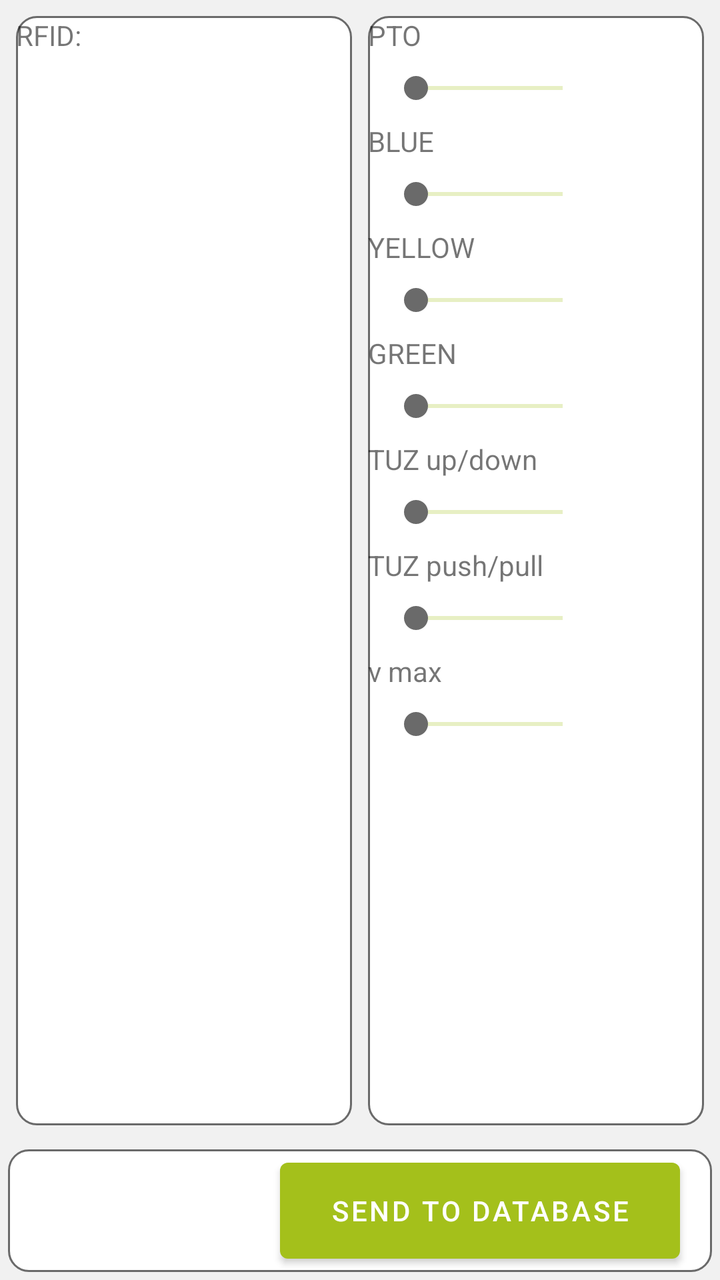
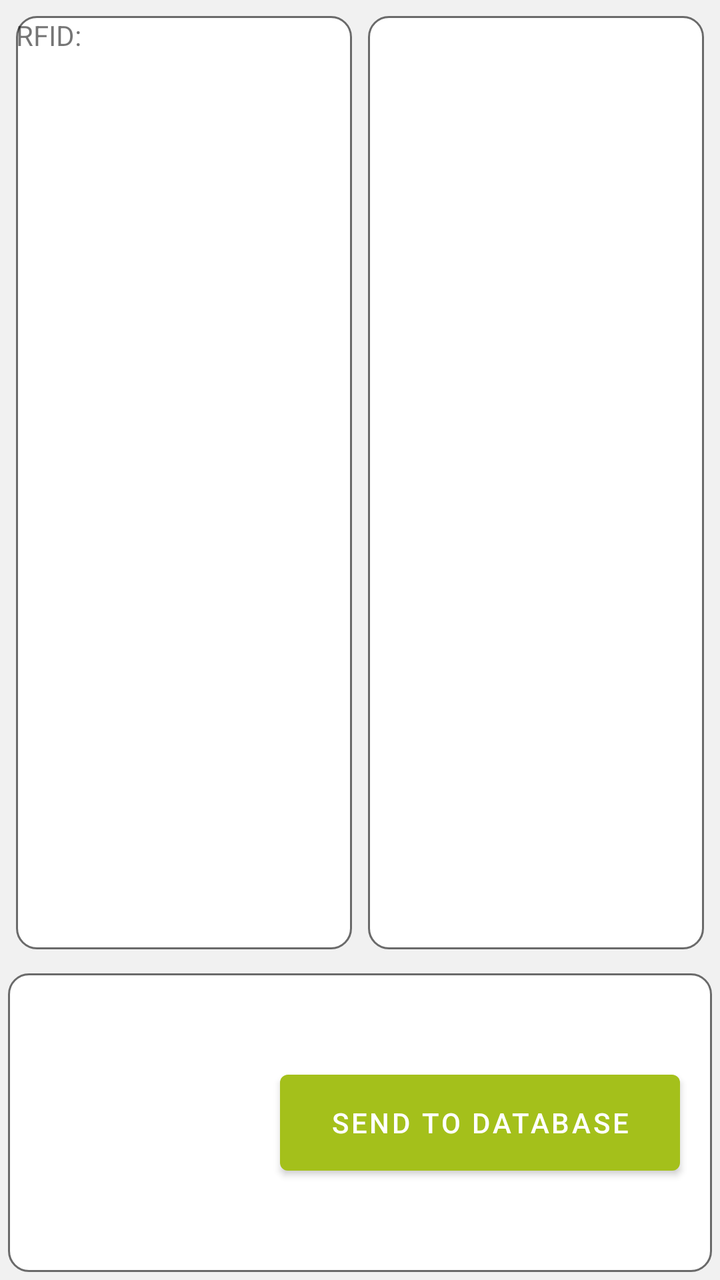

An Android layout rendered at two revisions. The XML below is the earlier revision; the diff shows what the commit changed to produce the second picture.
<!-- AndroidManifest.xml: application theme AppTheme -->
<!-- res/layout/fragment_tool_management_params.xml -->
<?xml version="1.0" encoding="utf-8"?>
<layout xmlns:android="http://schemas.android.com/apk/res/android"
    xmlns:app="http://schemas.android.com/apk/res-auto"
    xmlns:tools="http://schemas.android.com/tools">

    <data>

        <variable
            name="viewModel"
            type="eu.agribot.agribotapp.ui.fragment.toolmanagement.toolparams.ToolParamsViewModel" />
    </data>

    <LinearLayout
        android:layout_width="match_parent"
        android:layout_height="match_parent"
        android:background="@color/background_gray"
        android:orientation="vertical">


        <LinearLayout
                android:layout_width="match_parent"
                android:layout_height="wrap_content"
                android:layout_weight="3"
                android:layout_margin="@dimen/margin_small"
                android:background="@color/background_gray"
                android:orientation="horizontal"
                android:gravity="center">

            <LinearLayout
                android:layout_width="0dp"
                android:layout_height="match_parent"
                android:layout_margin="@dimen/margin_small"
                android:layout_weight="1"
                android:background="@drawable/rounded_corner_layout"
                android:orientation="vertical">

                <TextView
                    android:layout_width="match_parent"
                    android:layout_height="match_parent"
                    android:text="RFID: "/>

            </LinearLayout>

            <LinearLayout
                android:layout_width="0dp"
                android:layout_height="match_parent"
                android:layout_margin="@dimen/margin_small"
                android:layout_weight="1"
                android:background="@drawable/rounded_corner_layout"
                android:orientation="vertical">

                <LinearLayout
                    android:layout_width="match_parent"
                    android:layout_height="wrap_content"
                    android:orientation="horizontal">

                    <LinearLayout
                        android:layout_width="0dp"
                        android:layout_height="wrap_content"
                        android:layout_weight="4"
                        android:orientation="vertical">

                        <TextView
                            android:layout_width="wrap_content"
                            android:layout_height="wrap_content"
                            android:text="PTO"
                            android:textSize="@dimen/text_size_medium" />

                        <SeekBar
                            android:id="@+id/seek_pto"
                            android:layout_width="match_parent"
                            android:layout_height="wrap_content"
                            android:progressBackgroundTint="@color/base_green"
                            android:layout_margin="@dimen/margin_medium"
                            android:progress="@{viewModel.ptoValue}"
                            />
                    </LinearLayout>


                    <TextView
                        android:layout_width="0dp"
                        android:layout_height="wrap_content"
                        android:layout_margin="@dimen/margin_medium"
                        android:layout_weight="1"
                        android:textStyle="bold" />

                </LinearLayout>

                <LinearLayout
                    android:layout_width="match_parent"
                    android:layout_height="wrap_content"
                    android:orientation="horizontal">

                    <LinearLayout
                        android:layout_width="0dp"
                        android:layout_height="wrap_content"
                        android:layout_weight="4"
                        android:orientation="vertical">

                        <TextView
                            android:layout_width="wrap_content"
                            android:layout_height="wrap_content"
                            android:text="BLUE"
                            android:textSize="@dimen/text_size_medium" />

                        <SeekBar
                            android:layout_width="match_parent"
                            android:layout_height="wrap_content"
                            android:progressBackgroundTint="@color/base_green"
                            android:layout_margin="@dimen/margin_medium" />
                    </LinearLayout>


                    <TextView
                        android:layout_width="0dp"
                        android:layout_height="wrap_content"
                        android:layout_margin="@dimen/margin_medium"
                        android:layout_weight="1"
                        android:textStyle="bold" />

                </LinearLayout>

                <LinearLayout
                    android:layout_width="match_parent"
                    android:layout_height="wrap_content"
                    android:orientation="horizontal">

                    <LinearLayout
                        android:layout_width="0dp"
                        android:layout_height="wrap_content"
                        android:layout_weight="4"
                        android:orientation="vertical">

                        <TextView
                            android:layout_width="wrap_content"
                            android:layout_height="wrap_content"
                            android:text="YELLOW"
                            android:textSize="@dimen/text_size_medium" />

                        <SeekBar
                            android:layout_width="match_parent"
                            android:layout_height="wrap_content"
                            android:progressBackgroundTint="@color/base_green"
                            android:layout_margin="@dimen/margin_medium" />
                    </LinearLayout>


                    <TextView
                        android:layout_width="0dp"
                        android:layout_height="wrap_content"
                        android:layout_margin="@dimen/margin_medium"
                        android:layout_weight="1"
                        android:textStyle="bold" />


                </LinearLayout>

                <LinearLayout
                    android:layout_width="match_parent"
                    android:layout_height="wrap_content"
                    android:orientation="horizontal">

                    <LinearLayout
                        android:layout_width="0dp"
                        android:layout_height="wrap_content"
                        android:layout_weight="4"
                        android:orientation="vertical">

                        <TextView
                            android:layout_width="wrap_content"
                            android:layout_height="wrap_content"
                            android:text="GREEN"
                            android:textSize="@dimen/text_size_medium" />

                        <SeekBar
                            android:layout_width="match_parent"
                            android:layout_height="wrap_content"
                            android:progressBackgroundTint="@color/base_green"
                            android:layout_margin="@dimen/margin_medium" />
                    </LinearLayout>


                    <TextView
                        android:layout_width="0dp"
                        android:layout_height="wrap_content"
                        android:layout_margin="@dimen/margin_medium"
                        android:layout_weight="1"
                        android:textStyle="bold" />
                </LinearLayout>

                <LinearLayout
                    android:layout_width="match_parent"
                    android:layout_height="wrap_content"
                    android:orientation="horizontal">

                    <LinearLayout
                        android:layout_width="0dp"
                        android:layout_height="wrap_content"
                        android:layout_weight="4"
                        android:orientation="vertical">

                        <TextView
                            android:layout_width="wrap_content"
                            android:layout_height="wrap_content"
                            android:text="TUZ up/down"
                            android:textSize="@dimen/text_size_medium" />

                        <SeekBar
                            android:layout_width="match_parent"
                            android:layout_height="wrap_content"
                            android:progressBackgroundTint="@color/base_green"
                            android:layout_margin="@dimen/margin_medium" />
                    </LinearLayout>


                    <TextView
                        android:layout_width="0dp"
                        android:layout_height="wrap_content"
                        android:layout_margin="@dimen/margin_medium"
                        android:layout_weight="1"
                        android:textStyle="bold" />


                </LinearLayout>

                <LinearLayout
                    android:layout_width="match_parent"
                    android:layout_height="wrap_content"
                    android:orientation="horizontal">

                    <LinearLayout
                        android:layout_width="0dp"
                        android:layout_height="wrap_content"
                        android:layout_weight="4"
                        android:orientation="vertical">

                        <TextView
                            android:layout_width="wrap_content"
                            android:layout_height="wrap_content"
                            android:text="TUZ push/pull"
                            android:textSize="@dimen/text_size_medium" />

                        <SeekBar
                            android:layout_width="match_parent"
                            android:layout_height="wrap_content"
                            android:progressBackgroundTint="@color/base_green"
                            android:layout_margin="@dimen/margin_medium" />
                    </LinearLayout>


                    <TextView
                        android:layout_width="0dp"
                        android:layout_height="wrap_content"
                        android:layout_margin="@dimen/margin_medium"
                        android:layout_weight="1"
                        android:textStyle="bold" />


                </LinearLayout>

                <LinearLayout
                    android:layout_width="match_parent"
                    android:layout_height="wrap_content"
                    android:orientation="horizontal">

                    <LinearLayout
                        android:layout_width="0dp"
                        android:layout_height="wrap_content"
                        android:layout_weight="4"
                        android:orientation="vertical">

                        <TextView
                            android:layout_width="wrap_content"
                            android:layout_height="wrap_content"
                            android:text="v max"
                            android:textSize="@dimen/text_size_medium" />

                        <SeekBar
                            android:layout_width="match_parent"
                            android:layout_height="wrap_content"
                            android:progressBackgroundTint="@color/base_green"
                            android:layout_margin="@dimen/margin_medium" />
                    </LinearLayout>


                    <TextView
                        android:layout_width="0dp"
                        android:layout_height="wrap_content"
                        android:layout_margin="@dimen/margin_medium"
                        android:layout_weight="1"
                        android:textStyle="bold" />


                </LinearLayout>


            </LinearLayout>

        </LinearLayout>



        <androidx.constraintlayout.widget.ConstraintLayout
            android:layout_width="match_parent"
            android:layout_height="0dp"
            android:layout_margin="@dimen/margin_small"
            android:layout_weight="1"
            android:background="@drawable/rounded_corner_layout"
            android:gravity="end"
            android:orientation="horizontal">


            <com.google.android.material.button.MaterialButton
                android:id="@+id/right_button"
                android:layout_width="200dp"
                android:layout_height="60dp"
                android:layout_marginEnd="@dimen/margin_large"
                android:text="@string/send_to_database"
                android:onClick="@{()-> viewModel.sendToolData()}"
                app:layout_constraintBottom_toBottomOf="parent"
                app:layout_constraintEnd_toEndOf="parent"
                app:layout_constraintTop_toTopOf="parent" />

        </androidx.constraintlayout.widget.ConstraintLayout>


    </LinearLayout>

</layout>
<!-- resources referenced by this layout -->
<resources>
  <color name="background_gray">#f1f1f1</color>
  <color name="base_green">#a4c01b</color>
  <dimen name="margin_large">16dp</dimen>
  <dimen name="margin_medium">8dp</dimen>
  <dimen name="margin_small">4dp</dimen>
  <dimen name="text_size_medium">14sp</dimen>
  <!-- drawable rounded_corner_layout (drawable) -->
  <?xml version="1.0" encoding="utf-8"?>
  <shape xmlns:android="http://schemas.android.com/apk/res/android">
  
      <solid android:color="@android:color/white"/>
      <corners android:radius="10dp"/>
      <stroke
          android:width="1dp"
          android:color="@color/gray" />
  
  </shape>
  <string name="send_to_database">Send to Database</string>
  <style name="AppTheme" parent="Theme.MaterialComponents.Light.DarkActionBar">
          
          <item name="colorPrimary">@color/colorPrimary</item>
          <item name="colorPrimaryDark">@color/colorPrimaryDark</item>
          <item name="colorAccent">@color/colorAccent</item>
      </style>
  <color name="gray">#6A6A6A</color>
  <color name="colorPrimary">@color/base_green</color>
  <color name="colorPrimaryDark">@color/base_green_darker</color>
  <color name="colorAccent">@color/gray</color>
  <color name="base_green_darker">#839915</color>
</resources>

<!-- the commit's change to res/layout/fragment_tool_management_params.xml (unified diff, before → after) -->
@@ -49,250 +49,12 @@
                 android:background="@drawable/rounded_corner_layout"
                 android:orientation="vertical">
 
-                <LinearLayout
+                <androidx.recyclerview.widget.RecyclerView
+                    android:id="@+id/params_recycler"
                     android:layout_width="match_parent"
-                    android:layout_height="wrap_content"
-                    android:orientation="horizontal">
-
-                    <LinearLayout
-                        android:layout_width="0dp"
-                        android:layout_height="wrap_content"
-                        android:layout_weight="4"
-                        android:orientation="vertical">
-
-                        <TextView
-                            android:layout_width="wrap_content"
-                            android:layout_height="wrap_content"
-                            android:text="PTO"
-                            android:textSize="@dimen/text_size_medium" />
-
-                        <SeekBar
-                            android:id="@+id/seek_pto"
-                            android:layout_width="match_parent"
-                            android:layout_height="wrap_content"
-                            android:progressBackgroundTint="@color/base_green"
-                            android:layout_margin="@dimen/margin_medium"
-                            android:progress="@{viewModel.ptoValue}"
-                            />
-                    </LinearLayout>
-
-
-                    <TextView
-                        android:layout_width="0dp"
-                        android:layout_height="wrap_content"
-                        android:layout_margin="@dimen/margin_medium"
-                        android:layout_weight="1"
-                        android:textStyle="bold" />
-
-                </LinearLayout>
-
-                <LinearLayout
-                    android:layout_width="match_parent"
-                    android:layout_height="wrap_content"
-                    android:orientation="horizontal">
-
-                    <LinearLayout
-                        android:layout_width="0dp"
-                        android:layout_height="wrap_content"
-                        android:layout_weight="4"
-                        android:orientation="vertical">
-
-                        <TextView
-                            android:layout_width="wrap_content"
-                            android:layout_height="wrap_content"
-                            android:text="BLUE"
-                            android:textSize="@dimen/text_size_medium" />
-
-                        <SeekBar
-                            android:layout_width="match_parent"
-                            android:layout_height="wrap_content"
-                            android:progressBackgroundTint="@color/base_green"
-                            android:layout_margin="@dimen/margin_medium" />
-                    </LinearLayout>
-
-
-                    <TextView
-                        android:layout_width="0dp"
-                        android:layout_height="wrap_content"
-                        android:layout_margin="@dimen/margin_medium"
-                        android:layout_weight="1"
-                        android:textStyle="bold" />
-
-                </LinearLayout>
-
-                <LinearLayout
-                    android:layout_width="match_parent"
-                    android:layout_height="wrap_content"
-                    android:orientation="horizontal">
-
-                    <LinearLayout
-                        android:layout_width="0dp"
-                        android:layout_height="wrap_content"
-                        android:layout_weight="4"
-                        android:orientation="vertical">
-
-                        <TextView
-                            android:layout_width="wrap_content"
-                            android:layout_height="wrap_content"
-                            android:text="YELLOW"
-                            android:textSize="@dimen/text_size_medium" />
-
-                        <SeekBar
-                            android:layout_width="match_parent"
-                            android:layout_height="wrap_content"
-                            android:progressBackgroundTint="@color/base_green"
-                            android:layout_margin="@dimen/margin_medium" />
-                    </LinearLayout>
-
-
-                    <TextView
-                        android:layout_width="0dp"
-                        android:layout_height="wrap_content"
-                        android:layout_margin="@dimen/margin_medium"
-                        android:layout_weight="1"
-                        android:textStyle="bold" />
-
-
-                </LinearLayout>
-
-                <LinearLayout
-                    android:layout_width="match_parent"
-                    android:layout_height="wrap_content"
-                    android:orientation="horizontal">
-
-                    <LinearLayout
-                        android:layout_width="0dp"
-                        android:layout_height="wrap_content"
-                        android:layout_weight="4"
-                        android:orientation="vertical">
-
-                        <TextView
-                            android:layout_width="wrap_content"
-                            android:layout_height="wrap_content"
-                            android:text="GREEN"
-                            android:textSize="@dimen/text_size_medium" />
-
-                        <SeekBar
-                            android:layout_width="match_parent"
-                            android:layout_height="wrap_content"
-                            android:progressBackgroundTint="@color/base_green"
-                            android:layout_margin="@dimen/margin_medium" />
-                    </LinearLayout>
-
-
-                    <TextView
-                        android:layout_width="0dp"
-                        android:layout_height="wrap_content"
-                        android:layout_margin="@dimen/margin_medium"
-                        android:layout_weight="1"
-                        android:textStyle="bold" />
-                </LinearLayout>
-
-                <LinearLayout
-                    android:layout_width="match_parent"
-                    android:layout_height="wrap_content"
-                    android:orientation="horizontal">
-
-                    <LinearLayout
-                        android:layout_width="0dp"
-                        android:layout_height="wrap_content"
-                        android:layout_weight="4"
-                        android:orientation="vertical">
-
-                        <TextView
-                            android:layout_width="wrap_content"
-                            android:layout_height="wrap_content"
-                            android:text="TUZ up/down"
-                            android:textSize="@dimen/text_size_medium" />
-
-                        <SeekBar
-                            android:layout_width="match_parent"
-                            android:layout_height="wrap_content"
-                            android:progressBackgroundTint="@color/base_green"
-                            android:layout_margin="@dimen/margin_medium" />
-                    </LinearLayout>
-
-
-                    <TextView
-                        android:layout_width="0dp"
-                        android:layout_height="wrap_content"
-                        android:layout_margin="@dimen/margin_medium"
-                        android:layout_weight="1"
-                        android:textStyle="bold" />
-
-
-                </LinearLayout>
-
-                <LinearLayout
-                    android:layout_width="match_parent"
-                    android:layout_height="wrap_content"
-                    android:orientation="horizontal">
-
-                    <LinearLayout
-                        android:layout_width="0dp"
-                        android:layout_height="wrap_content"
-                        android:layout_weight="4"
-                        android:orientation="vertical">
-
-                        <TextView
-                            android:layout_width="wrap_content"
-                            android:layout_height="wrap_content"
-                            android:text="TUZ push/pull"
-                            android:textSize="@dimen/text_size_medium" />
-
-                        <SeekBar
-                            android:layout_width="match_parent"
-                            android:layout_height="wrap_content"
-                            android:progressBackgroundTint="@color/base_green"
-                            android:layout_margin="@dimen/margin_medium" />
-                    </LinearLayout>
-
-
-                    <TextView
-                        android:layout_width="0dp"
-                        android:layout_height="wrap_content"
-                        android:layout_margin="@dimen/margin_medium"
-                        android:layout_weight="1"
-                        android:textStyle="bold" />
-
-
-                </LinearLayout>
-
-                <LinearLayout
-                    android:layout_width="match_parent"
-                    android:layout_height="wrap_content"
-                    android:orientation="horizontal">
-
-                    <LinearLayout
-                        android:layout_width="0dp"
-                        android:layout_height="wrap_content"
-                        android:layout_weight="4"
-                        android:orientation="vertical">
-
-                        <TextView
-                            android:layout_width="wrap_content"
-                            android:layout_height="wrap_content"
-                            android:text="v max"
-                            android:textSize="@dimen/text_size_medium" />
-
-                        <SeekBar
-                            android:layout_width="match_parent"
-                            android:layout_height="wrap_content"
-                            android:progressBackgroundTint="@color/base_green"
-                            android:layout_margin="@dimen/margin_medium" />
-                    </LinearLayout>
-
-
-                    <TextView
-                        android:layout_width="0dp"
-                        android:layout_height="wrap_content"
-                        android:layout_margin="@dimen/margin_medium"
-                        android:layout_weight="1"
-                        android:textStyle="bold" />
-
-
-                </LinearLayout>
-
+                    android:layout_height="0dp"
+                    android:layout_margin="@dimen/margin_medium"
+                    android:layout_weight="1"/>
 
             </LinearLayout>
 
<!-- resource entries referenced after the edit -->
@@ -5,7 +5,6 @@
   <dimen name="margin_large">16dp</dimen>
   <dimen name="margin_medium">8dp</dimen>
   <dimen name="margin_small">4dp</dimen>
-  <dimen name="text_size_medium">14sp</dimen>
   <!-- drawable rounded_corner_layout (drawable) -->
   <?xml version="1.0" encoding="utf-8"?>
   <shape xmlns:android="http://schemas.android.com/apk/res/android">
